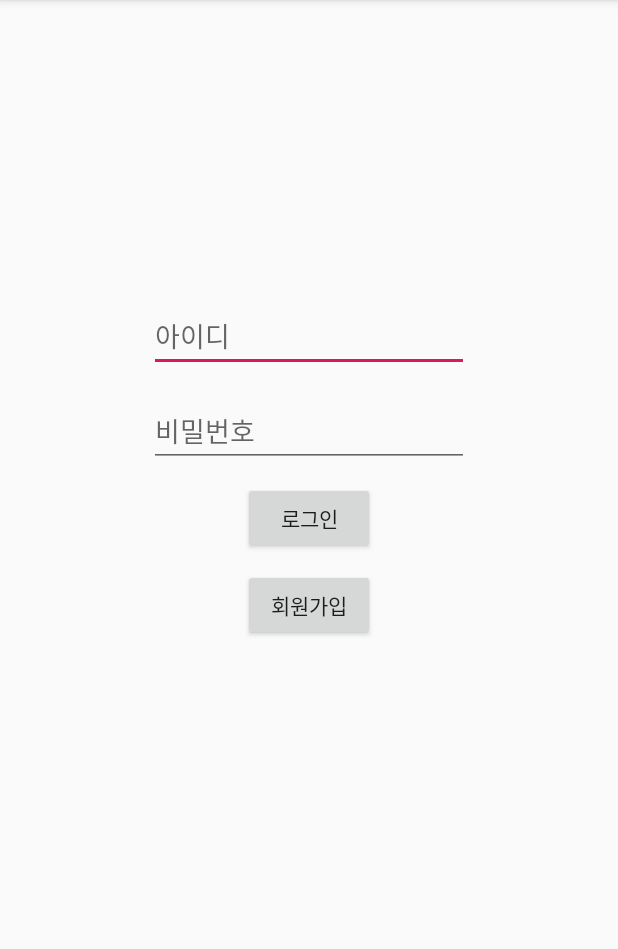
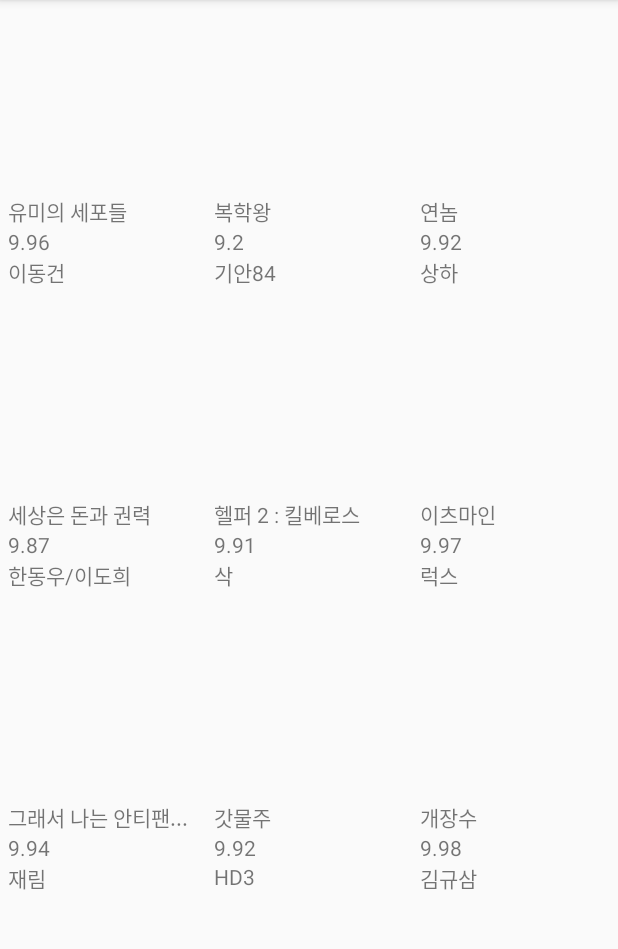
Before and after one commit to otu165/SOPT, an Android app: the screen it shows after launch (MainActivity), on a phone screen of 412 x 824 dp, the part 84-1033 px from its top. Run offline under Robolectric (Android 15) with nearby library versions, the phone set to English and light mode, and no system bars.

Commit message:
GridLayoutManager 구현

```diff
--- /dev/null
+++ b/app/src/main/java/com/example/sopt/data/WebToonItem.kt
@@ -0,0 +1,7 @@
+package com.example.sopt.data
+
+data class WebToonItem (
+    val title : String,
+    val rate : String,
+    val author : String
+)
--- a/app/src/main/java/com/example/sopt/feature/MainActivity.kt
+++ b/app/src/main/java/com/example/sopt/feature/MainActivity.kt
@@ -4,11 +4,16 @@ import android.app.Activity
 import android.content.Intent
 import androidx.appcompat.app.AppCompatActivity
 import android.os.Bundle
+import android.widget.GridLayout
 import android.widget.Toast
+import androidx.recyclerview.widget.GridLayoutManager
+import androidx.recyclerview.widget.RecyclerView
 import com.example.sopt.R
 import kotlinx.android.synthetic.main.activity_main.*
 
 class MainActivity : AppCompatActivity() {
+    private lateinit var recyclerView : RecyclerView
+    private lateinit var adapter : WebToonAdapter
 
     override fun onCreate(savedInstanceState: Bundle?) {
         super.onCreate(savedInstanceState)
@@ -18,6 +23,16 @@ class MainActivity : AppCompatActivity() {
     }
 
     private fun mainFunction() {
+        //변수 초기화
+        recyclerView = findViewById(R.id.rvMain)
+        adapter = WebToonAdapter(this)
+
+        recyclerView.adapter = adapter
+        recyclerView.layoutManager = GridLayoutManager(this, 3)
+
+        adapter.data = WebToonList().getWebToonList()
+
+        adapter.notifyDataSetChanged()
 
     }
 }
--- /dev/null
+++ b/app/src/main/java/com/example/sopt/feature/WebToonAdapter.kt
@@ -0,0 +1,25 @@
+package com.example.sopt.feature
+
+import android.content.Context
+import android.view.LayoutInflater
+import android.view.ViewGroup
+import androidx.recyclerview.widget.RecyclerView
+import com.example.sopt.R
+import com.example.sopt.data.WebToonItem
+
+class WebToonAdapter(private val context : Context) : RecyclerView.Adapter<WebToonViewHolder>() {
+    var data = listOf<WebToonItem>()
+
+    override fun onCreateViewHolder(parent: ViewGroup, viewType: Int): WebToonViewHolder {
+        val view = LayoutInflater.from(context).inflate(R.layout.rv_webtoon_item, parent, false)
+        return WebToonViewHolder(view)
+    }
+
+    override fun onBindViewHolder(holder: WebToonViewHolder, position: Int) {
+        holder.bind(data[position])
+    }
+
+    override fun getItemCount(): Int {
+        return data.size
+    }
+}
--- /dev/null
+++ b/app/src/main/java/com/example/sopt/feature/WebToonList.kt
@@ -0,0 +1,55 @@
+package com.example.sopt.feature
+
+import com.example.sopt.data.WebToonItem
+
+class WebToonList {
+    fun getWebToonList() : List<WebToonItem> {
+        return listOf(
+            WebToonItem(
+                title = "유미의 세포들",
+                rate = "9.96",
+                author = "이동건"
+            ),
+            WebToonItem(
+                title = "복학왕",
+                rate = "9.2",
+                author = "기안84"
+            ),
+            WebToonItem(
+                title = "연놈",
+                rate = "9.92",
+                author = "상하"
+            ),
+            WebToonItem(
+                title = "세상은 돈과 권력",
+                rate = "9.87",
+                author = "한동우/이도희"
+            ),
+            WebToonItem(
+                title = "헬퍼 2 : 킬베로스",
+                rate = "9.91",
+                author = "삭"
+            ),WebToonItem(
+                title = "이츠마인",
+                rate = "9.97",
+                author = "럭스"
+            ),WebToonItem(
+                title = "그래서 나는 안티팬...",
+                rate = "9.94",
+                author = "재림"
+            ),WebToonItem(
+                title = "갓물주",
+                rate = "9.92",
+                author = "HD3"
+            ),WebToonItem(
+                title = "개장수",
+                rate = "9.98",
+                author = "김규삼"
+            )
+
+
+
+
+        )
+    }
+}
--- /dev/null
+++ b/app/src/main/java/com/example/sopt/feature/WebToonViewHolder.kt
@@ -0,0 +1,24 @@
+package com.example.sopt.feature
+
+import android.view.View
+import android.widget.TextView
+import androidx.recyclerview.widget.RecyclerView
+import com.example.sopt.R
+import com.example.sopt.data.WebToonItem
+import kotlinx.android.synthetic.main.rv_webtoon_item.view.*
+import org.w3c.dom.Text
+
+class WebToonViewHolder(view : View) : RecyclerView.ViewHolder(view) {
+    val view : View = view.findViewById(R.id.rvItem)
+
+    val txtTitle : TextView = view.findViewById(R.id.txtRvItemTitle)
+    val txtRate : TextView = view.findViewById(R.id.txtRvItemRate)
+    val txtAuthor : TextView = view.findViewById(R.id.txtRvItemAuthor)
+
+    fun bind(data : WebToonItem) {
+        txtTitle.text = data.title
+        txtRate.text = data.rate
+        txtAuthor.text = data.author
+
+    }
+}
--- a/app/src/main/res/layout/activity_main.xml
+++ b/app/src/main/res/layout/activity_main.xml
@@ -1,52 +1,10 @@
 <?xml version="1.0" encoding="utf-8"?>
-<androidx.constraintlayout.widget.ConstraintLayout xmlns:android="http://schemas.android.com/apk/res/android"
+<androidx.recyclerview.widget.RecyclerView xmlns:android="http://schemas.android.com/apk/res/android"
     xmlns:app="http://schemas.android.com/apk/res-auto"
     xmlns:tools="http://schemas.android.com/tools"
+    android:id="@+id/rvMain"
     android:layout_width="match_parent"
     android:layout_height="match_parent"
     tools:context=".feature.MainActivity">
 
-    <EditText
-        android:id="@+id/edtMainId"
-        android:layout_width="wrap_content"
-        android:layout_height="wrap_content"
-        android:layout_marginTop="200dp"
-        android:ems="10"
-        android:inputType="textPersonName"
-        android:hint="아이디"
-        app:layout_constraintEnd_toEndOf="parent"
-        app:layout_constraintStart_toStartOf="parent"
-        app:layout_constraintTop_toTopOf="parent" />
-
-    <EditText
-        android:id="@+id/edtMainPwd"
-        android:layout_width="wrap_content"
-        android:layout_height="wrap_content"
-        android:layout_marginTop="15dp"
-        android:ems="10"
-        android:inputType="textPersonName"
-        android:hint="비밀번호"
-        app:layout_constraintEnd_toEndOf="parent"
-        app:layout_constraintStart_toStartOf="parent"
-        app:layout_constraintTop_toBottomOf="@+id/edtMainId" />
-
-    <Button
-        android:id="@+id/btnMainLogIn"
-        android:layout_width="wrap_content"
-        android:layout_height="wrap_content"
-        android:layout_marginTop="10dp"
-        android:text="로그인"
-        app:layout_constraintEnd_toEndOf="parent"
-        app:layout_constraintStart_toStartOf="parent"
-        app:layout_constraintTop_toBottomOf="@+id/edtMainPwd" />
-
-    <Button
-        android:id="@+id/btnMainSignUp"
-        android:layout_width="wrap_content"
-        android:layout_height="wrap_content"
-        android:layout_marginTop="10dp"
-        android:text="회원가입"
-        app:layout_constraintEnd_toEndOf="parent"
-        app:layout_constraintStart_toStartOf="parent"
-        app:layout_constraintTop_toBottomOf="@+id/btnMainLogIn" />
-</androidx.constraintlayout.widget.ConstraintLayout>
+</androidx.recyclerview.widget.RecyclerView>
--- /dev/null
+++ b/app/src/main/res/layout/rv_webtoon_item.xml
@@ -0,0 +1,35 @@
+<?xml version="1.0" encoding="utf-8"?>
+<LinearLayout xmlns:android="http://schemas.android.com/apk/res/android"
+    xmlns:app="http://schemas.android.com/apk/res-auto"
+    xmlns:tools="http://schemas.android.com/tools"
+    android:id="@+id/rvItem"
+    android:layout_width="200dp"
+    android:layout_height="wrap_content"
+    android:layout_marginLeft="5dp"
+    android:layout_marginBottom="10dp"
+    android:orientation="vertical">
+
+    <ImageView
+        android:id="@+id/imageView"
+        android:layout_width="match_parent"
+        android:layout_height="130dp"
+        tools:srcCompat="@tools:sample/avatars" />
+
+    <TextView
+        android:id="@+id/txtRvItemTitle"
+        android:layout_width="wrap_content"
+        android:layout_height="wrap_content"
+        android:text="웹툰 제목" />
+
+    <TextView
+        android:id="@+id/txtRvItemRate"
+        android:layout_width="wrap_content"
+        android:layout_height="wrap_content"
+        android:text="별점" />
+
+    <TextView
+        android:id="@+id/txtRvItemAuthor"
+        android:layout_width="wrap_content"
+        android:layout_height="wrap_content"
+        android:text="작가" />
+</LinearLayout>
```
